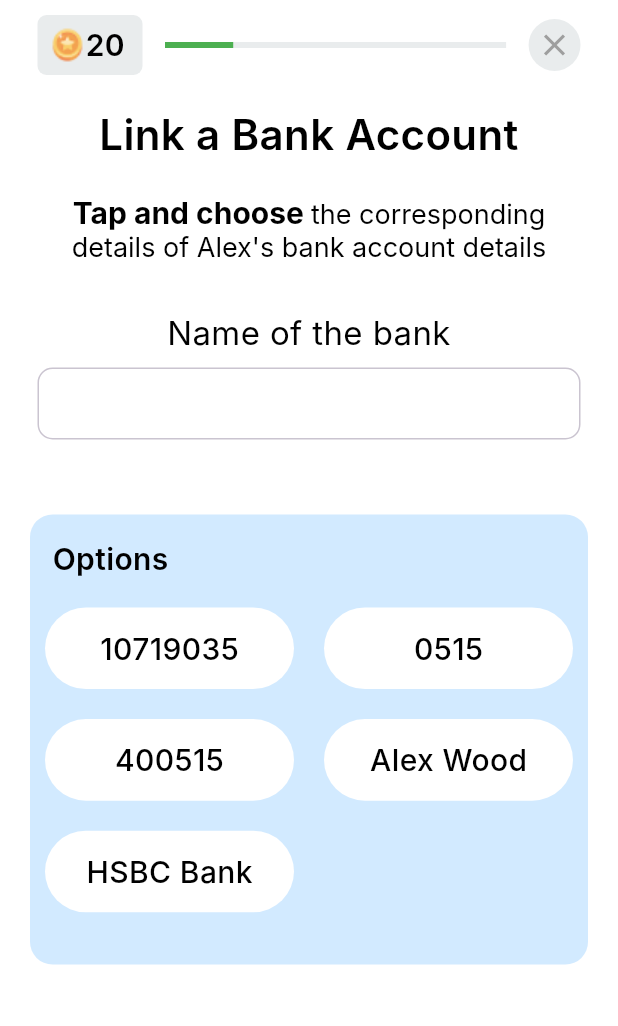
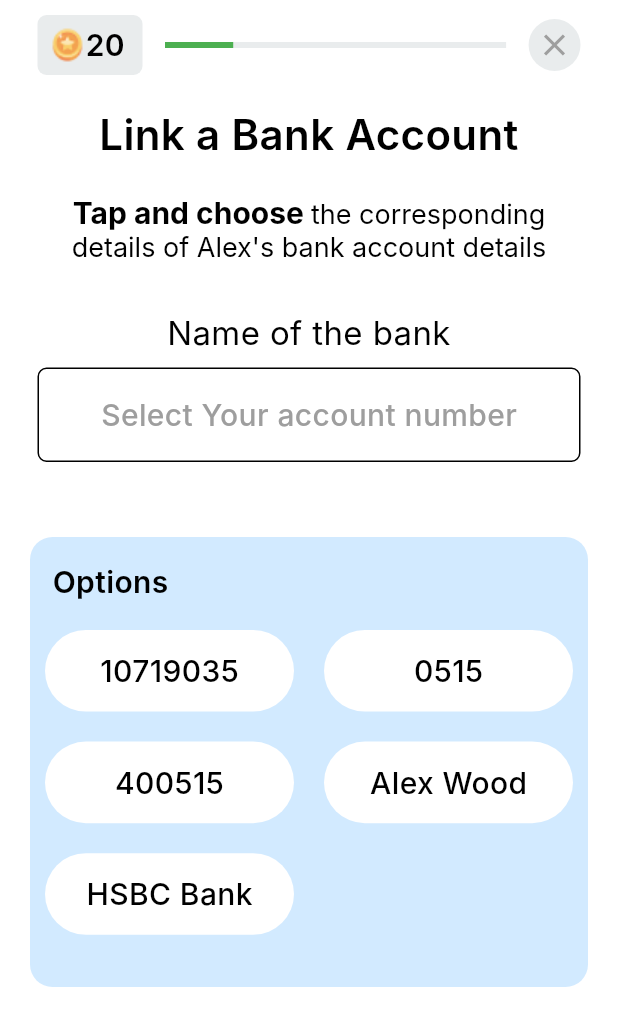
Before and after one commit to chandniswarnkar/lcc_amplify_app, a Flutter app: the LinkBankQuizPage screen opened directly, on a phone screen of 412 x 824 dp. Shown: the top 1026 px of the screen. Run offline on Flutter 3.47's test engine with Material 3 defaults, Android fonts, the phone set to English and light mode, and no system bars; our stand-ins replace animated_splash_screen, carousel_slider, countup, shared_preferences, video_player; missing offline and left inert: amplify_api, amplify_core, amplify_flutter, animated_reorderable_list, flippy; accounts and stored records are empty; Roboto replaces fonts that are missing (Inter).

Commit message:
changes for text field

```diff
--- a/lib/level3/link_bank_quiz_page.dart
+++ b/lib/level3/link_bank_quiz_page.dart
@@ -41,8 +41,10 @@ class LinkBankQuizPageState extends State<LinkBankQuizPage> {
   String _hintText = '';
   bool _hintPanelVisible = false;
   bool isAnswerCorrect = false;
-
+  bool isAnswerWrong = false;
   BottomBarComponent _currentBottomBarComponent = BottomBarComponent.NO_HINT_PANEL;
+  bool isSelected = false;
+  String hintTextone = 'Select Your account number';
 
   Map<String, String> linkBankQuizData = {'Name of the bank': 'HSBC Bank', 'Account Holder Name': 'Alex Wood','Sort Code': '400515','Branch Code': '0515', 'Account Number' : '10719035'};
 
@@ -205,56 +207,53 @@ class LinkBankQuizPageState extends State<LinkBankQuizPage> {
                           ),
                           SizedBox(height: 8,),
                           Container(
-                           // padding: const EdgeInsets.symmetric(horizontal: 20),
+                           // padding: const EdgeInsets.symmetric(horizontal: 0),
                             //height: 100,
                             child:
-                            TextField(
-
-                              textAlign: TextAlign.center,
-                            readOnly: true,
-                              style: TextStyle(
-                                color: Colors.black,
-                                fontSize: 20,
-                                fontFamily: 'Inter',
-                                fontWeight: FontWeight.w500,
-                                // height: 0.07,
-                              ),
-                              decoration: InputDecoration(
-                                border: OutlineInputBorder(
-                                  borderRadius: BorderRadius.circular(10),
-                                  borderSide: BorderSide(color: Colors.black),
-
-                                ),
-                               // enabledBorder: UnderlineInputBorder(
-                               //    borderSide: BorderSide(color: Colors.transparent),
-                               //
-                               //  ),
-
-                                contentPadding: EdgeInsets.only(left: MediaQuery.of(context).size.width * 0.4),
-
-                               // hintText: 'Enter value from below  options',
-                                labelText: textFormFieldValue,
-                                labelStyle: TextStyle(
-                                  color: Colors.black,
-                                  fontSize: 20,
-                                  fontFamily: 'Inter',
-                                  fontWeight: FontWeight.w500,
-
-                                  // height: 0.07,
-                                ),
-                                filled: true,
-                                fillColor: isAnswerCorrect ? Color(0xFFD9FFDB) : Colors.white,
-                                suffixIcon : Padding(
-                                  padding: const EdgeInsets.all(10.0),
-                                  child: isAnswerCorrect ? Image.asset(
-                                    'assets/images/green_tick.png',
-                                    width: 30,
-                                    height: 30,
-                                    fit: BoxFit.fill,
-                                  ) : null,
+                            Container(
+                              //margin: EdgeInsets.symmetric(horizontal: 8),
+                              padding:
+                              EdgeInsets.symmetric(horizontal: 15, vertical: 12),
+                              decoration: ShapeDecoration(
+                                color: isSelected == true
+                                    ? const Color(0xFFD9FFDB)
+                                    : Colors.white,
+                                shape: RoundedRectangleBorder(
+                                  side: BorderSide(width: 1),
+                                  borderRadius: BorderRadius.circular(6),
                                 ),
                               ),
-
+                              alignment: Alignment.center,
+                              child: Center(
+                                  child: Row(
+                                    children: [
+                                      Visibility(
+                                          visible: false,
+                                          child: Image.asset('assets/images/tic.png')),
+                                      Spacer(),
+                                      Padding(
+                                        padding: const EdgeInsets.symmetric(vertical: 4),
+                                        child: Text(
+                                          textFormFieldValue == ''
+                                              ? hintTextone
+                                              : textFormFieldValue,
+                                          textAlign: TextAlign.center,
+                                          style: TextStyle(
+                                            color: textFormFieldValue == ''
+                                                ? Colors.grey
+                                                : Colors.black,
+                                            fontSize: 20,
+                                            fontFamily: 'Inter',
+                                            fontWeight: FontWeight.w500,
+                                          ),
+                                        ),
+                                      ),
+                                      Spacer(),
+                                      Visibility(
+                                          visible: isSelected,
+                                          child: Image.asset('assets/images/tic.png')),
+                                    ],
+                                  )),
                             ),
                           ),
                         ],
@@ -304,18 +303,22 @@ class LinkBankQuizPageState extends State<LinkBankQuizPage> {
 
                                         if(answers.length > 0) {
                                           _currentAnsValue = answers[ansIndex];
+                                          isSelected = true;
                                           if (_currentAnsValue ==
                                               linkBankQuizData[questions[_quesIndex]]) {
                                             textFormFieldValue = _currentAnsValue;
                                             isAnswerCorrect = true;
                                             _currentSliderValue = _currentSliderValue + 10;
                                             Timer(Duration(seconds: 1), () {
-                                              coinText = coinText + 5;
+
+
+                                              coinText = coinText< 40 ? coinText + 5 : coinText +10;
                                               hideCurrentQuestion();
                                             });
 
                                           } else {
                                             _currentBottomBarComponent = BottomBarComponent.WRONG_ANSWER_VIEW;
+                                            isSelected = false;
                                             showModalBottomSheet<void>(
                                               context: context,
                                               isDismissible: false,
@@ -533,7 +536,8 @@ class LinkBankQuizPageState extends State<LinkBankQuizPage> {
 
   Future<void> movingToNextQuestion() async {
     setState(() {
-
+      isSelected = false;
+      hintTextone = '';
       _textContainerVisible = true;
       textFormFieldValue = '';
       if (answers.length > 1) {
--- a/lib/levelcompletion_video_screen.dart
+++ b/lib/levelcompletion_video_screen.dart
@@ -62,24 +62,26 @@ class _VideoPlayerScreenState extends State<VideoPlayerScreen> {
                   secondsToDisplay++;
                   _secondsElapsed++;
 
+                  if (_secondsElapsed >= 100 && secondsToDisplay >= secondsToStop) {
+                    _timer.cancel();
+                  }
+                });
 
               });
-                if (_secondsElapsed >= 100 && secondsToDisplay >= secondsToStop) {
-                  timer.cancel();
-                }
-              });
+
             });
           });
     _controller.addListener(() {
       Duration duration = _controller.value.duration;
       Duration position = _controller.value.position;
-// if (_controller.value.position == _controller.value.duration)  {
+
       if (!_controller.value.isPlaying &&
           _controller.value.isInitialized &&
           (_controller.value.duration == _controller.value.position )) {
-        print("video completed");
+
 
         if (widget.levelComlpetionText == "Level 1 Completed") {
+
           addCurrentLevelToSF("Level_1");
           Navigator.of(context).push(
             CupertinoPageRoute(
@@ -96,6 +98,11 @@ class _VideoPlayerScreenState extends State<VideoPlayerScreen> {
             ),
           );
         } else if (widget.levelComlpetionText == "Level 3 Completed") {
+          // print("Seconds to display");
+          // print(secondsToDisplay);
+          // print("Seconds to stop");
+          // print(secondsToStop);
+
             addCurrentLevelToSF("Level_3");
             Navigator.of(context).push(
               CupertinoPageRoute(
@@ -103,7 +110,14 @@ class _VideoPlayerScreenState extends State<VideoPlayerScreen> {
                 builder: (context) => const StartLevel4Page(),
               ),
             );
+
+
         } else if (widget.levelComlpetionText == "Level 4 Completed") {
+
+            // print("Seconds to display");
+            // print(secondsToDisplay);
+            // print("Seconds to stop");
+            // print(secondsToStop);
             addCurrentLevelToSF("Level_0");
             Navigator.of(context).push(
               CupertinoPageRoute(
@@ -111,6 +125,7 @@ class _VideoPlayerScreenState extends State<VideoPlayerScreen> {
                 builder: (context) => const StartLevel5Page(),
               ),
             );
+
         }
 
 // Need to add the code to navigate to the next level
@@ -179,8 +194,8 @@ class _VideoPlayerScreenState extends State<VideoPlayerScreen> {
                           fit: BoxFit.fill,
                         ),
                       ),
-                      Text(
-                        '$secondsToDisplay',
+                      Text(secondsToDisplay> secondsToStop ? '$secondsToStop' :'$secondsToDisplay',
+
                         style: const TextStyle(
                             fontSize: 40, fontWeight: FontWeight.bold),
                       ),
```
Lines whose indentation alone changed are shown as unchanged.
